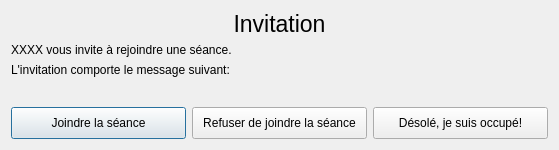
The window that client/src/JoinSessionDialog.ui (introlab/openteraplus) describes before a commit, drawn with Qt 5.
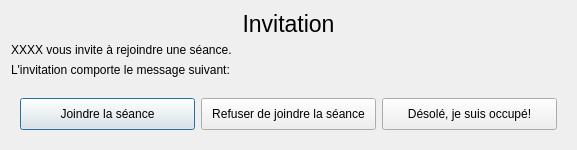
The same window after the commit. Icons and pictures are not drawn.

```diff
--- a/client/src/JoinSessionDialog.ui
+++ b/client/src/JoinSessionDialog.ui
@@ -75,6 +75,7 @@
     </spacer>
    </item>
    <item>
+    <widget class="QFrame" name="frameButtons">
     <layout class="QHBoxLayout" name="horizontalLayout">
      <item>
       <widget class="QPushButton" name="btnJoinSession">
@@ -155,6 +156,7 @@
       </widget>
      </item>
     </layout>
+    </widget>
    </item>
   </layout>
  </widget>
```
Left out of the diff: 2 changed lines with no effect on the pictures. Lines whose indentation alone changed are shown as unchanged.
